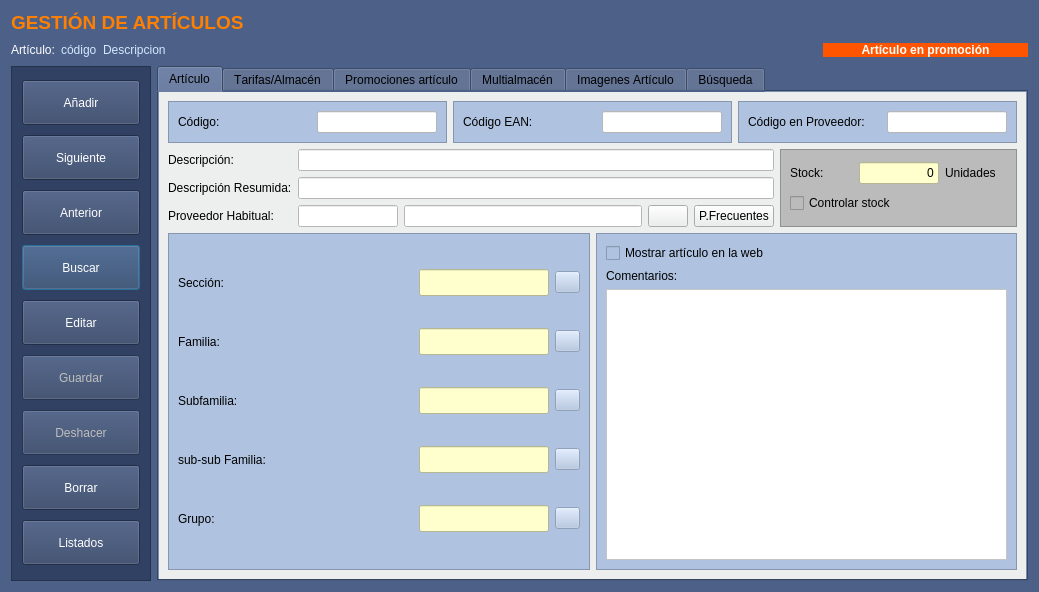
Above: Almacen/frmarticulos.ui from arcnexus/RedFoX before the change. Below: the same form after it.
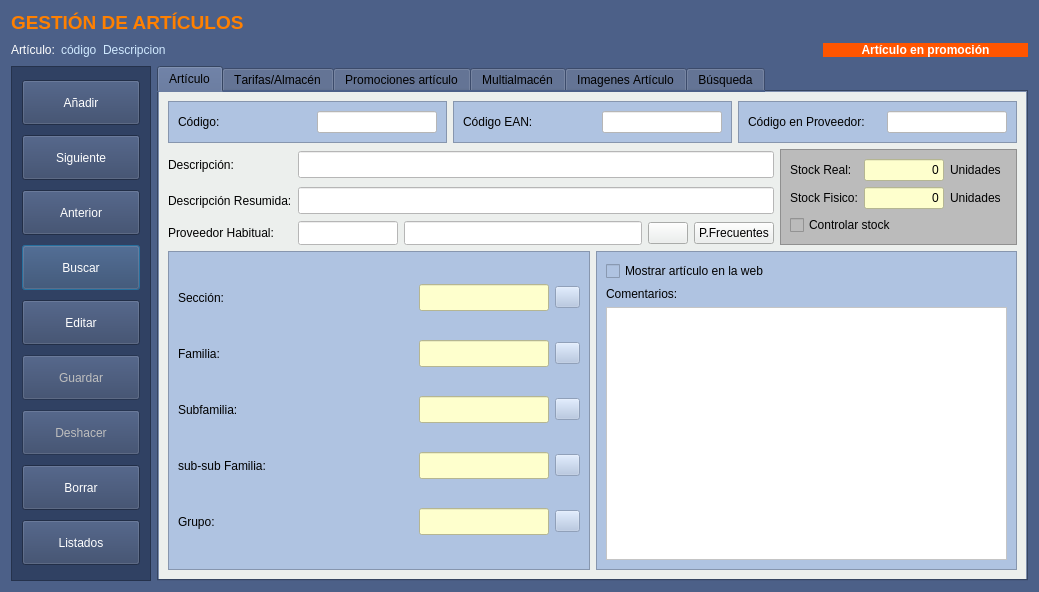
That is the form after the change. Icons and pictures are not drawn.

The edit to the form file:
```diff
--- a/Almacen/frmarticulos.ui
+++ b/Almacen/frmarticulos.ui
@@ -668,7 +668,7 @@
                 <item row="0" column="0">
                  <widget class="QLabel" name="label_13">
                   <property name="text">
-                   <string>Stock:</string>
+                   <string>Stock Real:</string>
                   </property>
                  </widget>
                 </item>
@@ -702,6 +702,40 @@
                   </property>
                  </widget>
                 </item>
+                <item row="1" column="0">
+                 <widget class="QLabel" name="label_12">
+                  <property name="text">
+                   <string>Stock Fisico:</string>
+                  </property>
+                 </widget>
+                </item>
+                <item row="1" column="3">
+                 <widget class="QLineEdit" name="txtStockFisico">
+                  <property name="maximumSize">
+                   <size>
+                    <width>80</width>
+                    <height>16777215</height>
+                   </size>
+                  </property>
+                  <property name="styleSheet">
+                   <string notr="true">color: rgb(0, 0, 0);
+background-color: rgb(254, 255, 205);</string>
+                  </property>
+                  <property name="text">
+                   <string>0</string>
+                  </property>
+                  <property name="alignment">
+                   <set>Qt::AlignRight|Qt::AlignTrailing|Qt::AlignVCenter</set>
+                  </property>
+                 </widget>
+                </item>
+                <item row="1" column="4">
+                 <widget class="QLabel" name="label_17">
+                  <property name="text">
+                   <string>Unidades</string>
+                  </property>
+                 </widget>
+                </item>
                </layout>
               </item>
               <item row="1" column="0">
```
Left out of the diff: 16 changed lines with no effect on the pictures.
